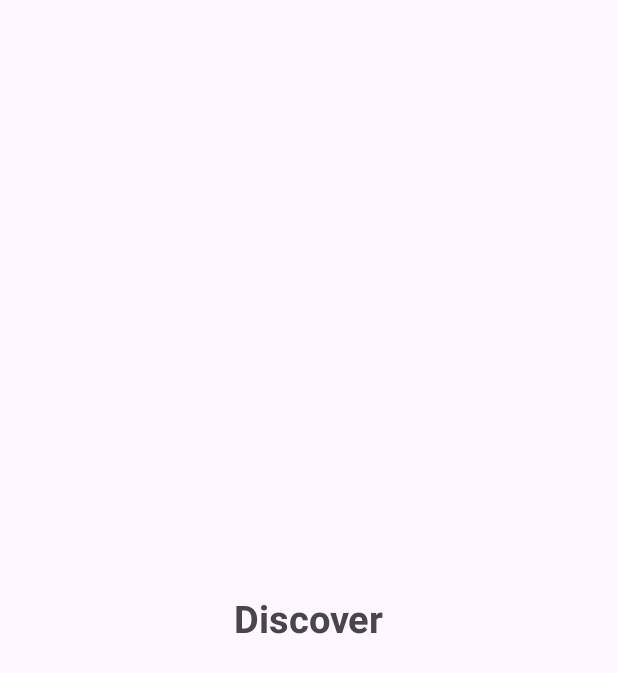
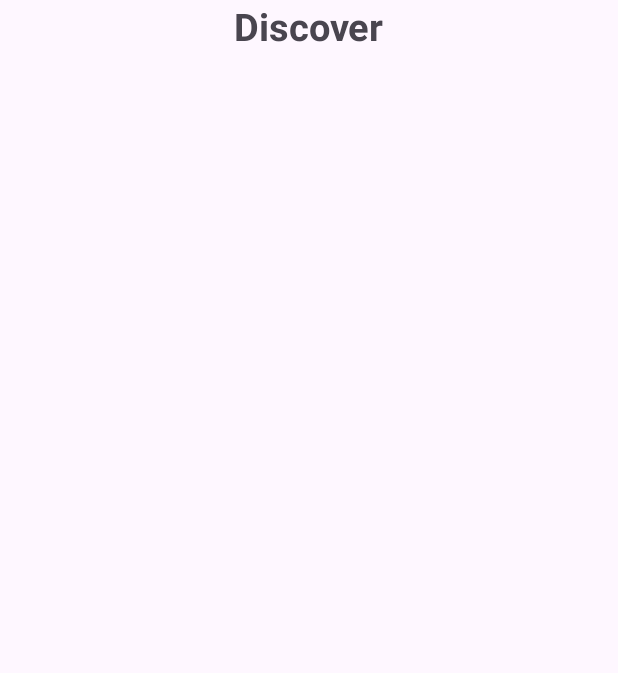
Before and after one commit to pokiwer/Music-App, an Android app: the layout fragment_discover.xml on its own in the app's theme, with its tools: preview values and no code run, on a phone screen of 412 x 824 dp. Shown: the top 673 px of the screen. Run offline under Robolectric (Android 15) with nearby library versions, the phone set to English and light mode, and no system bars.

Commit message:
update code

```diff
--- a/app/src/main/res/layout/fragment_discover.xml
+++ b/app/src/main/res/layout/fragment_discover.xml
@@ -6,11 +6,17 @@
     tools:context=".DiscoverFragment">
 
     <!-- TODO: Update blank fragment layout -->
-    <TextView
-        android:layout_width="wrap_content"
-        android:layout_height="wrap_content"
-        android:text="Discover"
-        android:textSize="25dp"
-        android:textStyle="bold"
-        android:layout_gravity="center"/>
+    <LinearLayout
+        android:layout_width="match_parent"
+        android:layout_height="match_parent"
+        android:orientation="vertical">
+
+        <TextView
+            android:layout_width="wrap_content"
+            android:layout_height="wrap_content"
+            android:layout_gravity="center"
+            android:text="Discover"
+            android:textSize="25dp"
+            android:textStyle="bold" />
+    </LinearLayout>
 </FrameLayout>
```
